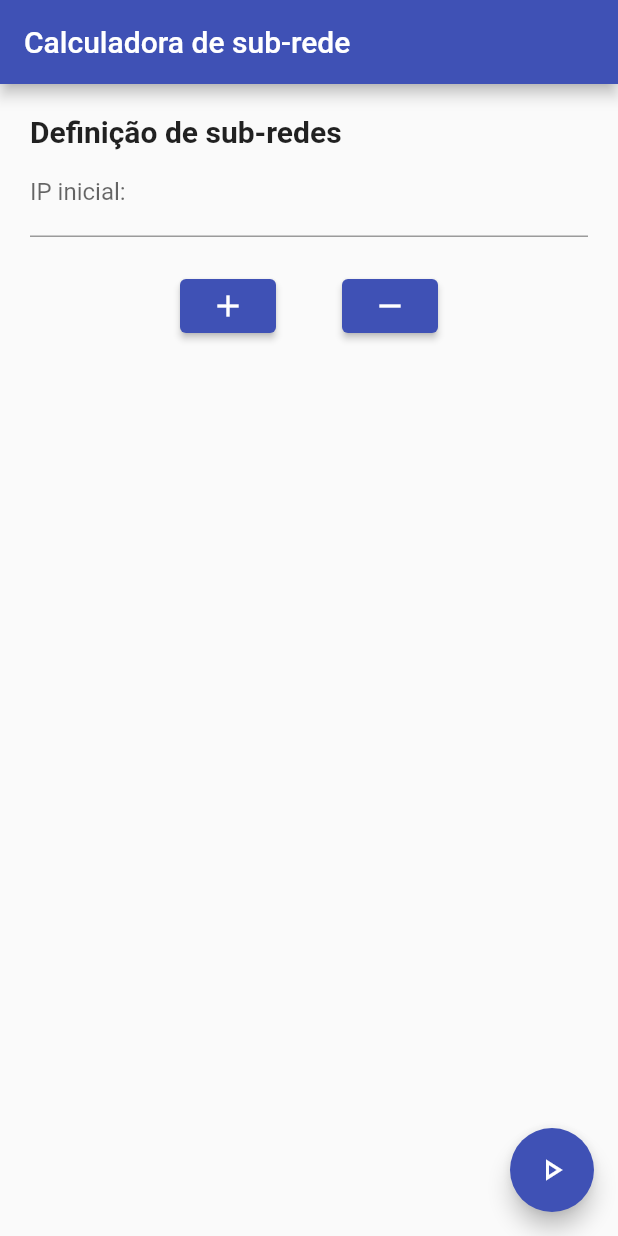
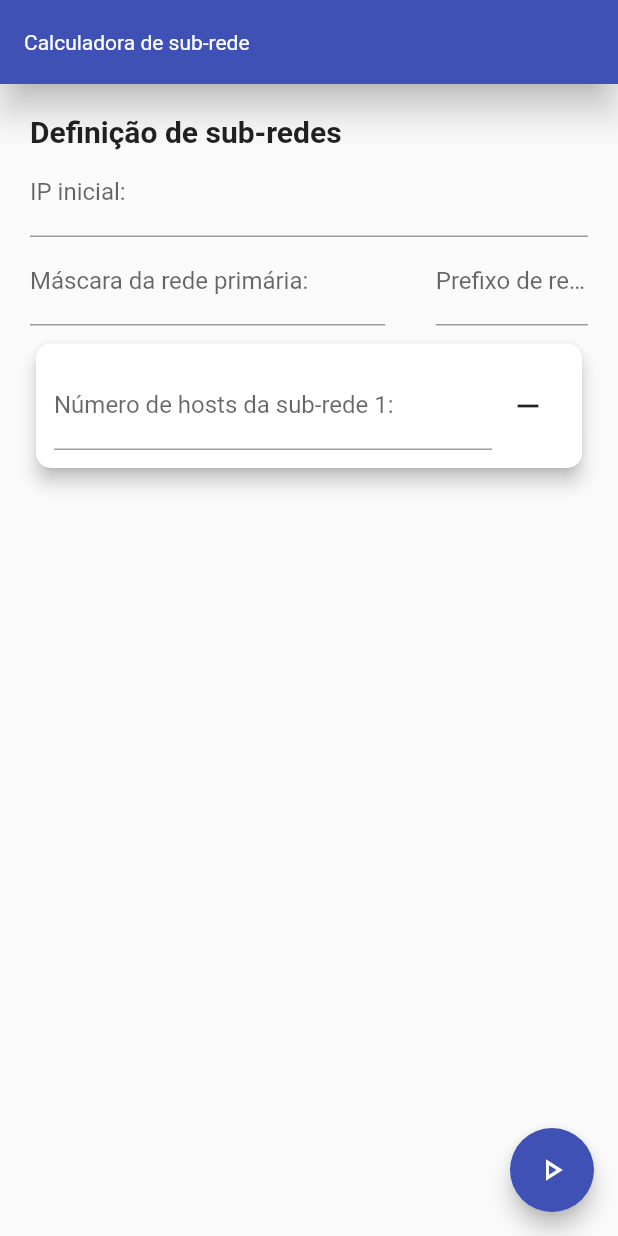
Before and after one commit to icarob-eng/subnet_mask_calculator, a Flutter app: the screen it shows after launch, after a tap on the "remove" icon, on a phone screen of 412 x 824 dp. Run offline on Flutter 3.47's test engine with Material 2 defaults, Android fonts, the phone set to English and light mode, and no system bars; our stand-ins replace mask_text_input_formatter; missing offline and left inert: ipaddr.

Commit message:
Criação do provider e mudanças na interface.

```diff
--- a/lib/components/subnet_host_card.dart
+++ b/lib/components/subnet_host_card.dart
@@ -1,12 +1,12 @@
 import 'package:flutter/material.dart';
 import 'package:mask_text_input_formatter/mask_text_input_formatter.dart';
+import 'package:provider/provider.dart';
+import 'package:subnet_mask_calculator/models/subnets_controllers.dart';
 
 class SubnetHostCard extends StatefulWidget {
+  final int index;
 
-  List<TextEditingController> subnetHostControllers;
-  int index;
-
-  SubnetHostCard({Key? key, required this.subnetHostControllers, required this.index}) : super(key: key);
+  const SubnetHostCard({Key? key, required this.index}) : super(key: key);
 
   @override
   State<SubnetHostCard> createState() => _SubnetHostCardState();
@@ -15,51 +15,80 @@ class SubnetHostCard extends StatefulWidget {
 class _SubnetHostCardState extends State<SubnetHostCard> {
   @override
   Widget build(BuildContext context) {
-    return Card(
+    return Consumer<SubnetsControllers>(
+      builder: (context, subnets, child) {
+        return Dismissible(
+          key: ValueKey<int>(widget.index),
+          onDismissed: (direction) {
+            subnets.removeAt(index: widget.index - 2);
+          },
+          direction: subnets.length >= 2
+              ? DismissDirection.horizontal
+              : DismissDirection.none,
+          child: Card(
             elevation: 5,
-      shape: RoundedRectangleBorder(
-          borderRadius: BorderRadius.circular(10)),
+            shape:
+                RoundedRectangleBorder(borderRadius: BorderRadius.circular(10)),
             child: Padding(
               padding: const EdgeInsets.all(12),
               child: Row(
                 children: [
                   Flexible(
                     child: TextFormField(
-                controller: widget.subnetHostControllers[widget.index-2],
+                      controller: subnets[widget.index - 2],
                       decoration: InputDecoration(
                           labelText:
-                  'Número de hosts da sub-rede ${widget.index-1}:',
-                ),
-                inputFormatters: [
-                  MaskTextInputFormatter(mask: '#' * 30)
-                ],
+                              'Número de hosts da sub-rede ${widget.index - 1}:',
+                          errorMaxLines: 3),
+                      inputFormatters: [MaskTextInputFormatter(mask: '#' * 3)],
                       keyboardType: TextInputType.number,
-                onChanged: (value){
-                  if(widget.index-1 == (widget.subnetHostControllers.length)){
-                    if(value.isNotEmpty){
-                      setState(() {
-                        widget.subnetHostControllers.add(TextEditingController());
-                      });
+                      onChanged: (value) {
+                        if (widget.index - 1 == (subnets.length)) {
+                          if (value.isNotEmpty) {
+                            subnets.increment();
+                          } else if (value.isEmpty) {
+                            subnets.removeLast();
                           }
-                    else if(value.isEmpty){
-                      setState(() {
-                        widget.subnetHostControllers.removeLast();
-                      });
+                        } else if (value == "" &&
+                            widget.index - 1 == subnets.length - 1 &&
+                            subnets[widget.index - 1].text == "") {
+                          subnets.removeLast();
+                        }
+                      },
+                      validator: (value) {
+                        try {
+                          if (value == null || value.isEmpty) {
+                            if (widget.index - 1 != subnets.length) {
+                              return "Por favor, preencha esse campo.";
+                            } else {
+                              return null;
+                            }
+                          } else {
+                            int number = int.parse(value);
+                            if (number <= 0) {
+                              return "Não é possível ter número de host negativos.";
+                            } else if (255 <= number) {
+                              return "Não é possível ter mais de 254 host em uma rede.";
                             }
                           }
-                  else if(value=="" && widget.index-1 == widget.subnetHostControllers.length-1 && widget.subnetHostControllers[widget.index-1].text==""){
-                    setState(() {
-                      widget.subnetHostControllers.removeLast();
-                    });
+                          return null;
+                        } on FormatException {
+                          return "O valor informado não é, total ou parcialmente, um número.";
+                        } catch (e) {
+                          ScaffoldMessenger.of(context).showSnackBar(
+                              const SnackBar(
+                                  content:
+                                      Text("Um erro inespecífico ocorreu.")));
+                          return null;
                         }
                       },
                     ),
                   ),
                   IconButton(
-                onPressed: (){
+                      onPressed: () {
                         setState(() {
-                    if(widget.subnetHostControllers.length>1){
-                      widget.subnetHostControllers.removeAt(widget.index-2);
+                          if (subnets.length > 1) {
+                            subnets.removeAt(index: widget.index - 2);
                           }
                         });
                       },
@@ -67,6 +96,9 @@ class _SubnetHostCardState extends State<SubnetHostCard> {
                 ],
               ),
             ),
+          ),
+        );
+      },
     );
   }
 }
--- a/lib/main.dart
+++ b/lib/main.dart
@@ -1,9 +1,20 @@
 import 'package:flutter/material.dart';
+import 'package:provider/provider.dart';
+import 'package:subnet_mask_calculator/models/subnets.dart';
+import 'package:subnet_mask_calculator/models/subnets_controllers.dart';
 import 'package:subnet_mask_calculator/screens/input_screen.dart';
 import 'package:subnet_mask_calculator/screens/output_screen.dart';
 
 void main() {
-  runApp(const MyApp());
+  runApp(MultiProvider(
+    providers: [
+      ChangeNotifierProvider(
+        create: (context) => Subnets(),
+      ),
+      ChangeNotifierProvider(create: (context)=>SubnetsControllers.length(1))
+    ],
+    child: const MyApp(),
+  ));
 }
 
 class MyApp extends StatelessWidget {
@@ -12,18 +23,26 @@ class MyApp extends StatelessWidget {
   @override
   Widget build(BuildContext context) {
     return MaterialApp(
-      theme: ThemeData(primarySwatch: Colors.indigo),
-      darkTheme: ThemeData(colorScheme: const ColorScheme.dark(
+      title: 'Subnet Calculator',
+      theme: ThemeData(
+        primarySwatch: Colors.indigo,
+        appBarTheme: const AppBarTheme(
+          elevation: 10,
+          backgroundColor: Colors.indigo,
+          titleTextStyle: TextStyle(color: Colors.white),
+        ),
+      ),
+      darkTheme: ThemeData(
+          colorScheme: const ColorScheme.dark(
         primary: Color.fromARGB(255, 25, 40, 120),
         secondary: Color.fromARGB(255, 25, 40, 120),
       )),
-      title: 'Subnet Calculator',
+      debugShowCheckedModeBanner: false,
       initialRoute: '/input',
       routes: {
-        '/input': (context) => InputScreen(),
-        '/output': (context) => OutputScreen(),
+        '/input': (context) => const InputScreen(),
+        '/output': (context) => const OutputScreen(),
       },
-
     );
   }
 }
--- a/lib/models/subnets_controllers.dart
+++ b/lib/models/subnets_controllers.dart
@@ -0,0 +1,32 @@
+import 'package:flutter/material.dart';
+
+class SubnetsControllers extends ChangeNotifier{
+
+  List<TextEditingController> controllers;
+
+  SubnetsControllers({required this.controllers});
+
+  SubnetsControllers.length(int length):controllers=List<TextEditingController>.generate(length, (_) => TextEditingController());
+
+  TextEditingController operator [](int index){
+    return controllers[index];
+  }
+
+  void increment({int value=0}){
+    controllers.add(TextEditingController());
+    notifyListeners();
+  }
+
+  void removeAt({required int index}){
+    controllers.removeAt(index);
+    notifyListeners();
+  }
+
+  void removeLast(){
+    controllers.removeLast();
+    notifyListeners();
+  }
+
+  int get length => controllers.length;
+
+}
--- a/lib/screens/input_screen.dart
+++ b/lib/screens/input_screen.dart
@@ -1,6 +1,10 @@
 import 'package:flutter/material.dart';
+import 'package:flutter/services.dart';
 import 'package:mask_text_input_formatter/mask_text_input_formatter.dart';
-import 'package:subnet_mask_calculator/components/components.dart';
+import 'package:provider/provider.dart';
+import 'package:subnet_mask_calculator/models/subnets_controllers.dart';
+
+import '../components/subnet_host_card.dart';
 
 class InputScreen extends StatefulWidget {
   const InputScreen({super.key});
@@ -10,27 +14,10 @@ class InputScreen extends StatefulWidget {
 }
 
 class _InputScreenState extends State<InputScreen> {
-  TextEditingController ipInicial = TextEditingController();
-  List<Widget> formWidgets = [];
-  List<TextEditingController?> subnetHostControllers = [null];
-
-  @override
-  void initState() {
-    super.initState();
-    formWidgets = [
-      Padding(
-        padding: const EdgeInsets.only(bottom: 8),
-        child: TextFormField(
-          decoration: const InputDecoration(
-            labelText: 'IP inicial:',
-          ),
-          keyboardType: TextInputType.number,
-          inputFormatters: [MaskTextInputFormatter(mask: '###.###.###.###')],
-          controller: ipInicial,
-        ),
-      ),
-    ];
-  }
+  TextEditingController initialIpController = TextEditingController(),
+    subnetMaskController = TextEditingController(),
+    initialPrefixController = TextEditingController();
+  final _formKey = GlobalKey<FormState>();
 
   @override
   Widget build(BuildContext context) {
@@ -40,60 +27,71 @@ class _InputScreenState extends State<InputScreen> {
       ),
       body: Padding(
         padding: const EdgeInsets.all(20.0),
-        child: ListView(
-          // alignment: Alignment.center,
-          children: [
-            const Text(
-              'Definição de sub-redes',
-              style: TextStyle(fontSize: 20.0, fontWeight: FontWeight.bold),
-            ),
-            Form(
-              child: Column(
-                children: formWidgets,
-              ),
-            ),
-            Padding(
-              padding: const EdgeInsets.only(top: 14, left: 100, right: 100),
-              child: Row(
-                mainAxisAlignment: MainAxisAlignment.spaceBetween,
-                children: [
-                  ElevatedButton(
-                    onPressed: () => setState(() {
-                      subnetHostControllers.add(TextEditingController());
-                      formWidgets.add(
-                        PaddedCard(
-                          child: TextFormField(
-                            decoration: InputDecoration(
-                              labelText:
-                                  'Número de hosts da sub-rede ${formWidgets.length - 1}:',
+        child: Consumer<SubnetsControllers>(
+          builder: (context, subnetsControllers, child) {
+            return Form(
+              key: _formKey,
+              child: ListView.builder(
+                  itemCount: subnetsControllers.length + 2,
+                  itemBuilder: (context, index) {
+                    if (index == 0) {
+                      return const Text(
+                        'Definição de sub-redes',
+                        style: TextStyle(
+                            fontSize: 20.0, fontWeight: FontWeight.bold),
+                      );
+                    } else if (index == 1) {
+                      return Padding(
+                        padding: const EdgeInsets.only(bottom: 8),
+                        child: Column(
+                          children: [
+                            TextFormField(
+                              onTapOutside: (arg)=>FocusScope.of(context).unfocus(),
+                              decoration: const InputDecoration(
+                                labelText: 'IP inicial:',
+                              ),
+                              keyboardType: TextInputType.number,
+                              inputFormatters: [
+                                MaskTextInputFormatter(mask: '###.###.###.###')
+                              ],
+                              controller: initialIpController,
                             ),
-                            inputFormatters: [MaskTextInputFormatter(mask: '#' * 30)],
-                            keyboardType: TextInputType.number,
-                            controller: subnetHostControllers.last,
-                          ),
+                            Row(children: [
+                             Expanded(flex:7, child: TextFormField(
+                               onTapOutside: (arg)=>FocusScope.of(context).unfocus(),
+                               decoration: const InputDecoration(labelText: 'Máscara da rede primária:'),
+                               keyboardType: TextInputType.number,
+                               inputFormatters: [
+                                 MaskTextInputFormatter(mask: "###.###.###.###")
+                               ],
+                               controller:subnetMaskController
+                             )),
+                             const Spacer(),
+                             Expanded(flex: 3,child: TextFormField(
+                               onTapOutside: (arg)=>FocusScope.of(context).unfocus(),
+                               decoration: const InputDecoration(labelText: 'Prefixo de rede:'),
+                               keyboardType: TextInputType.number,
+                               inputFormatters: [MaskTextInputFormatter(mask:"/##")],
+                               controller: initialPrefixController
+                             )) ,
+                            ],)
+                          ],
                         ),
                       );
-                    }),
-                    child: const Icon(Icons.add),
-                  ),
-                  ElevatedButton(
-                    onPressed: () => setState(() {
-                      if (formWidgets.length > 2 &&
-                          subnetHostControllers.length > 2) {
-                        formWidgets.removeLast();
-                        subnetHostControllers.removeLast();
-                      }
-                    }),
-                    child: const Icon(Icons.remove),
-                  ),
-                ],
-              ),
-            ),
-          ],
+                    } else {
+                      return SubnetHostCard(index: index);
+                    }
+                  }),
+            );
+          },
         ),
       ),
       floatingActionButton: FloatingActionButton(
-        onPressed: () => Navigator.pushNamed(context, '/output'),
+        onPressed: (){
+          if(_formKey.currentState!.validate()){
+            Navigator.pushNamed(context, '/output');
+          }
+        },
         child: const Icon(Icons.play_arrow_outlined),
       ),
     );
--- a/pubspec.yaml
+++ b/pubspec.yaml
@@ -36,6 +36,8 @@ dependencies:
   # Use with the CupertinoIcons class for iOS style icons.
   cupertino_icons: ^1.0.2
   mask_text_input_formatter: ^2.4.0
+  provider: ^6.0.5
+  ipaddr: ^2.0.1
 
 dev_dependencies:
   flutter_test:
```
Also changed, not shown: lib/components/subnet_card.dart (+127 -0 lines), lib/models/subnets.dart (+25 -0 lines), lib/screens/output_screen.dart (+16 -8 lines), pubspec.lock, 1 other file. Lines whose indentation alone changed are shown as unchanged.
